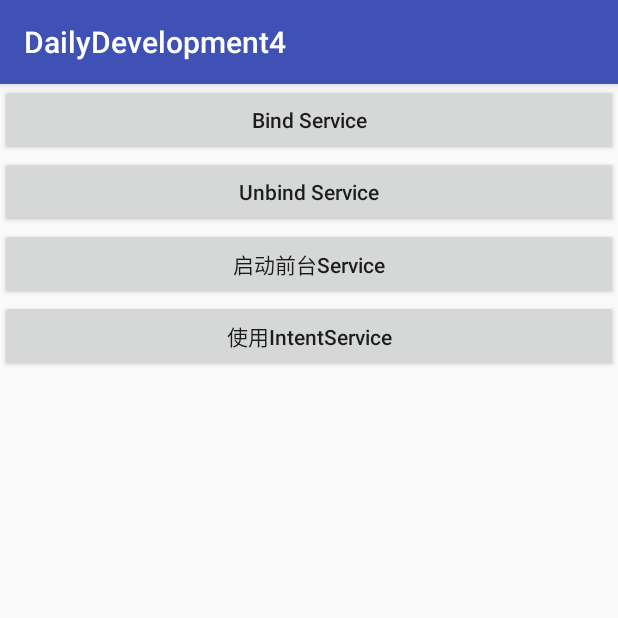
After one commit to caofengbin/DailyDevelopment4, an Android app: the BindServiceActivity screen opened directly, with no data from a screen before it, on a phone screen of 412 x 824 dp, the top half of it. The commit adds this screen. Run offline under Robolectric (Android 15) with nearby library versions, the phone set to English and light mode, and no system bars; our stand-ins replace ButterKnife.

Commit message:
add code about service

```diff
--- a/app/src/main/java/cfb/com/dailydevelopment4/MainActivity.java
+++ b/app/src/main/java/cfb/com/dailydevelopment4/MainActivity.java
@@ -10,6 +10,7 @@ import android.widget.ListView;
 
 import cfb.com.dailydevelopment4.example1.multiplethread.MultipleThreadActivity;
 import cfb.com.dailydevelopment4.example2.service.ServiceActivity;
+import cfb.com.dailydevelopment4.example3.bindservice.BindServiceActivity;
 
 public class MainActivity extends AppCompatActivity implements AdapterView.OnItemClickListener {
 
@@ -42,7 +43,7 @@ public class MainActivity extends AppCompatActivity implements AdapterView.OnIte
 				startIntent(ServiceActivity.class);
 				break;
 			case 2:
-
+                startIntent(BindServiceActivity.class);
 				break;
 			case 3:
 				break;
--- /dev/null
+++ b/app/src/main/java/cfb/com/dailydevelopment4/example3/bindservice/BindServiceActivity.java
@@ -0,0 +1,82 @@
+package cfb.com.dailydevelopment4.example3.bindservice;
+
+import android.content.ComponentName;
+import android.content.Intent;
+import android.content.ServiceConnection;
+import android.os.Bundle;
+import android.os.IBinder;
+import android.support.v7.app.AppCompatActivity;
+import android.util.Log;
+import android.widget.Button;
+
+import butterknife.BindView;
+import butterknife.ButterKnife;
+import butterknife.OnClick;
+import cfb.com.dailydevelopment4.R;
+
+/**
+ * Activity与Service的交互测试
+ */
+public class BindServiceActivity extends AppCompatActivity {
+
+    // 引用Service中定义的Binder
+    private MyService2.DownloadBinder downloadBinder;
+
+    private ServiceConnection connection = new ServiceConnection() {
+        @Override
+        public void onServiceConnected(ComponentName name, IBinder service) {
+            downloadBinder = (MyService2.DownloadBinder) service;
+            // 在这里可以调用Binder中的方法
+            downloadBinder.startDownload();
+            downloadBinder.getProgress();
+        }
+
+        @Override
+        public void onServiceDisconnected(ComponentName name) {
+
+        }
+    };
+
+    @Override
+    protected void onCreate(Bundle savedInstanceState) {
+        super.onCreate(savedInstanceState);
+        setContentView(R.layout.activity_bind_service);
+        ButterKnife.bind(this);
+    }
+
+    @BindView(R.id.bind_service)
+    public Button mBindServiceBtn;
+
+    @BindView(R.id.unbind_service)
+    public Button mUnBindServiceBtn;
+
+    @BindView(R.id.fore_ground_service)
+    public Button mForeGroundServiceBtn;
+
+    @BindView(R.id.start_intent_service)
+    public Button mIntentServiceBtn;
+
+    @OnClick(R.id.bind_service)
+    public void bindService() {
+        Intent bindIntent = new Intent(this, MyService2.class);
+        bindService(bindIntent, connection, BIND_AUTO_CREATE);              // 绑定Service的核心
+    }
+
+    @OnClick(R.id.unbind_service)
+    public void unBindService() {
+        unbindService(connection);
+    }
+
+    @OnClick(R.id.fore_ground_service)
+    public void startForeGroundService() {
+        Intent bindIntent = new Intent(this, ForGroundService.class);
+        startService(bindIntent);
+    }
+
+    @OnClick(R.id.start_intent_service)
+    public void startIntentService() {
+        Intent bindIntent = new Intent(this, MyIntentService.class);
+        Log.d("MainActivity", "Thread id is " + Thread.currentThread().getId());
+        startService(bindIntent);
+    }
+}
--- /dev/null
+++ b/app/src/main/res/layout/activity_bind_service.xml
@@ -0,0 +1,39 @@
+<?xml version="1.0" encoding="utf-8"?>
+<LinearLayout
+    android:id="@+id/activity_bind_service"
+    xmlns:android="http://schemas.android.com/apk/res/android"
+    xmlns:tools="http://schemas.android.com/tools"
+    android:layout_width="match_parent"
+    android:layout_height="match_parent"
+    android:orientation="vertical"
+    tools:context="cfb.com.dailydevelopment4.example3.bindservice.BindServiceActivity">
+
+    <Button
+        android:id="@+id/bind_service"
+        android:layout_width="match_parent"
+        android:layout_height="wrap_content"
+        android:textAllCaps="false"
+        android:text="Bind Service" />
+
+    <Button
+        android:id="@+id/unbind_service"
+        android:layout_width="match_parent"
+        android:layout_height="wrap_content"
+        android:textAllCaps="false"
+        android:text="Unbind Service" />
+
+    <Button
+        android:id="@+id/fore_ground_service"
+        android:layout_width="match_parent"
+        android:layout_height="wrap_content"
+        android:textAllCaps="false"
+        android:text="启动前台Service" />
+
+    <Button
+        android:id="@+id/start_intent_service"
+        android:layout_width="match_parent"
+        android:layout_height="wrap_content"
+        android:textAllCaps="false"
+        android:text="使用IntentService" />
+
+</LinearLayout>
--- a/app/src/main/res/values/strings.xml
+++ b/app/src/main/res/values/strings.xml
@@ -3,7 +3,7 @@
     <string-array name="main_view_string_array">
         <item>(1)Android中的多线程使用</item>
         <item>(2)Service的基本使用</item>
-        <item>(3)</item>
+        <item>(3)Activity与Service交互</item>
         <item>(4)</item>
         <item>(5)</item>
         <item>(6)</item>
```
Also changed, not shown: app/src/main/AndroidManifest.xml (+26 -6 lines), app/src/main/java/cfb/com/dailydevelopment4/example3/bindservice/ForGroundService.java (added, +49 -0 lines), app/src/main/java/cfb/com/dailydevelopment4/example3/bindservice/MyIntentService.java (added, +35 -0 lines), app/src/main/java/cfb/com/dailydevelopment4/example3/bindservice/MyService2.java (added, +57 -0 lines), app/src/main/res/layout/activity_service.xml (+0 -7 lines), 1 other file.
